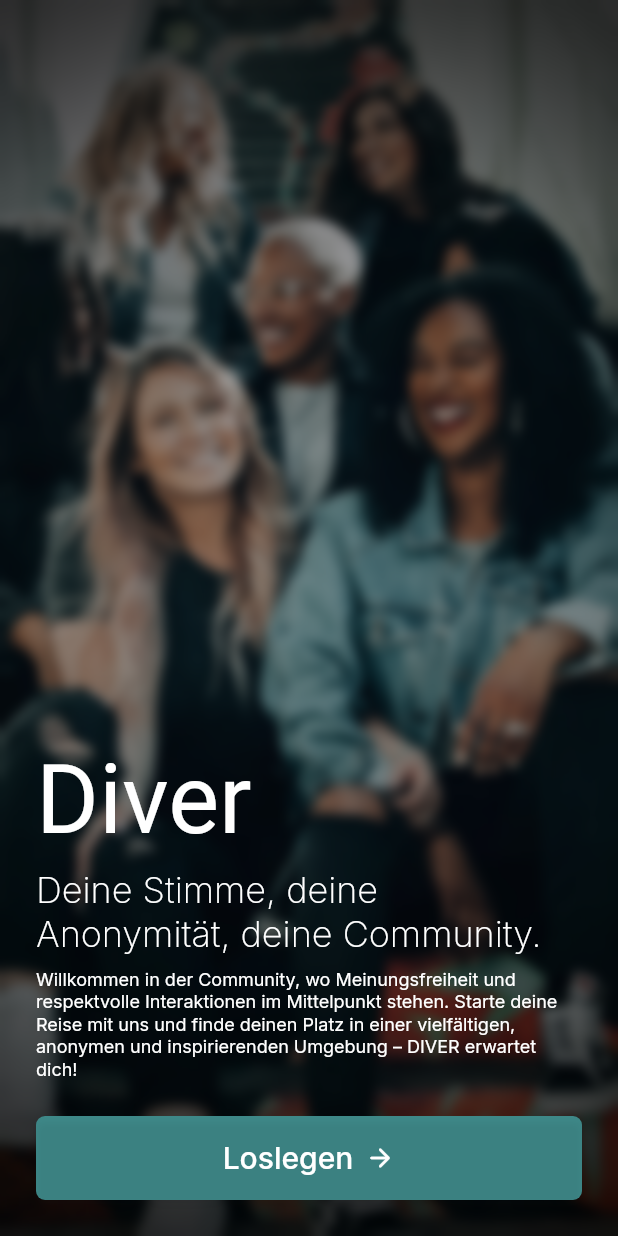
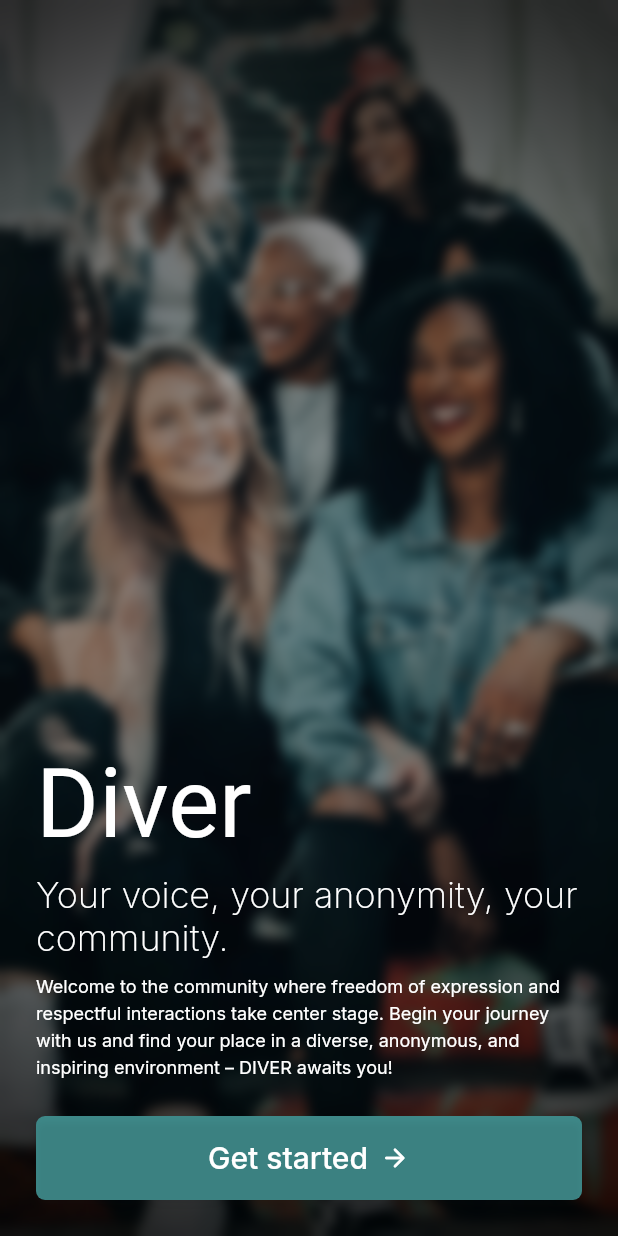
Before and after one commit to diver-company/diver, a Flutter app: the screen it shows after launch, on a phone screen of 412 x 824 dp. Run offline on Flutter 3.47's test engine with Material 2 defaults, Android fonts, the phone set to English and light mode, and no system bars; our stand-ins replace google_fonts.

Commit message:
DIV-10 implemented i18n

```diff
--- /dev/null
+++ b/diver-app/lib/l10n/intl_de.arb
@@ -0,0 +1,6 @@
+{
+  "@@locale": "de",
+  "welcomeHeadline": "Deine Stimme, deine Anonymität, deine Community.",
+  "welcomeDescription": "Willkommen in der Community, wo Meinungsfreiheit und respektvolle Interaktionen im Mittelpunkt stehen. Starte deine Reise mit uns und finde deinen Platz in einer vielfältigen, anonymen und inspirierenden Umgebung – DIVER erwartet dich!",
+  "btn_getStarted": "Loslegen"
+}
--- /dev/null
+++ b/diver-app/lib/l10n/intl_en.arb
@@ -0,0 +1,6 @@
+{
+  "@@locale": "en",
+  "welcomeHeadline": "Your voice, your anonymity, your community.",
+  "welcomeDescription": "Welcome to the community where freedom of expression and respectful interactions take center stage. Begin your journey with us and find your place in a diverse, anonymous, and inspiring environment – DIVER awaits you!",
+  "btn_getStarted": "Get started"
+}
--- a/diver-app/lib/main.dart
+++ b/diver-app/lib/main.dart
@@ -1,5 +1,8 @@
 import 'package:diver/screens/welcome.dart';
+import 'package:diver/theme.dart';
 import 'package:flutter/material.dart';
+import 'package:diver/generated/l10n.dart';
+import 'package:flutter_localizations/flutter_localizations.dart';
 
 void main() {
   runApp(const App());
@@ -15,10 +18,19 @@ class App extends StatefulWidget {
 class _AppState extends State<App> {
   @override
   Widget build(BuildContext context) {
-    return const MaterialApp(
+    return MaterialApp(
       debugShowCheckedModeBanner: false,
+      localizationsDelegates: const [
+        S.delegate,
+        GlobalMaterialLocalizations.delegate,
+        GlobalWidgetsLocalizations.delegate,
+        GlobalCupertinoLocalizations.delegate
+      ],
+      supportedLocales: S.delegate.supportedLocales,
+      theme: lightThemeData(context),
+      darkTheme: darkThemeData(context),
       title: "App",
-      home: Welcome(),
+      home: const Welcome(),
     );
   }
 }
--- a/diver-app/lib/screens/welcome.dart
+++ b/diver-app/lib/screens/welcome.dart
@@ -1,8 +1,14 @@
 import 'dart:ui';
 
+import 'package:animations/animations.dart';
+import 'package:diver/constants.dart';
 import 'package:diver/widgets/primary_button.dart';
+import 'package:diver/widgets/text_field.dart';
 import 'package:flutter/material.dart';
 import 'package:google_fonts/google_fonts.dart';
+import 'package:diver/generated/l10n.dart';
+
+enum Sex { male, female, diverse }
 
 class Welcome extends StatefulWidget {
   const Welcome({super.key});
@@ -12,10 +18,98 @@ class Welcome extends StatefulWidget {
 }
 
 class _WelcomeState extends State<Welcome> {
+  final TextEditingController _usernameController = TextEditingController();
+  final SharedAxisTransitionType _transitionType =
+      SharedAxisTransitionType.horizontal;
+
+  bool _showWelcomeScreen = true;
+  Sex selectedSex = Sex.male;
+
+  void _toggleShowWelcomeScreen() {
+    setState(() {
+      _showWelcomeScreen = !_showWelcomeScreen;
+    });
+  }
+
   @override
   Widget build(BuildContext context) {
     return Scaffold(
-        body: Stack(
+      body: PageTransitionSwitcher(
+          reverse: !_showWelcomeScreen,
+          duration: const Duration(milliseconds: 500),
+          transitionBuilder: (Widget child, Animation<double> animation,
+              Animation<double> secondaryAnimation) {
+            return SharedAxisTransition(
+              animation: animation,
+              secondaryAnimation: secondaryAnimation,
+              transitionType: _transitionType,
+              child: child,
+            );
+          },
+          child: _showWelcomeScreen ? _welcomeScreen() : _onboarding()),
+    );
+  }
+
+  Widget _onboarding() {
+    return Scaffold(
+      appBar: AppBar(
+        leading: IconButton(
+          onPressed: _toggleShowWelcomeScreen,
+          icon: const Icon(Icons.arrow_back),
+        ),
+      ),
+      body: SafeArea(
+          child: Padding(
+        padding: const EdgeInsets.symmetric(horizontal: 24.0, vertical: 12.0),
+        child: Column(
+          crossAxisAlignment: CrossAxisAlignment.center,
+          children: [
+            Text(
+              "Geschlecht",
+              style: Theme.of(context).textTheme.titleLarge?.copyWith(
+                fontSize: Theme.of(context).textTheme.titleLarge?.fontSize
+              ),
+            ),
+            const SizedBox(height: 16),
+            SizedBox(
+              width: double.infinity,
+              child: SegmentedButton(
+                showSelectedIcon: false,
+                segments: const <ButtonSegment<Sex>>[
+                  ButtonSegment<Sex>(
+                    value: Sex.male,
+                    label: Text("Männlich"),
+                  ),
+                  ButtonSegment<Sex>(
+                    value: Sex.female,
+                    label: Text("Weiblich"),
+                  ),
+                  ButtonSegment<Sex>(
+                    value: Sex.diverse,
+                    label: Text("Divers"),
+                  )
+                ],
+                selected: <Sex>{selectedSex},
+                onSelectionChanged: (Set<Sex> newSelection) {
+                  setState(() {
+                    selectedSex = newSelection.first;
+                  });
+                },
+              ),
+            ),
+            Expanded(flex: 1, child: Container()),
+            PrimaryButton(
+              text: "Continue",
+              onTap: () {},
+            )
+          ],
+        ),
+      )),
+    );
+  }
+
+  Widget _welcomeScreen() {
+    return Stack(
       fit: StackFit.expand,
       children: [
         Image.asset("assets/img/splashscreen.jpg", fit: BoxFit.cover),
@@ -27,8 +121,9 @@ class _WelcomeState extends State<Welcome> {
                 child: TweenAnimationBuilder(
                   tween: Tween<double>(begin: 0, end: 1),
                   curve: Curves.bounceInOut,
-                duration: const Duration(milliseconds: 500),
-                builder: (BuildContext context, double opacity, Widget? child) {
+                  duration: const Duration(milliseconds: 250),
+                  builder:
+                      (BuildContext context, double opacity, Widget? child) {
                     return Opacity(
                       opacity: opacity,
                       child: Column(
@@ -38,37 +133,37 @@ class _WelcomeState extends State<Welcome> {
                           Text(
                             "Diver",
                             style: GoogleFonts.yesevaOne(
-                              fontSize: 64.0,
-                              textStyle: const TextStyle(color: Colors.white)),
+                                fontSize: 64.0, color: kContentColorDarkTheme),
                           ),
                           const SizedBox(height: 8),
-                        Text("Deine Stimme, deine Anonymität, deine Community.",
+                          Text(S.of(context).welcomeHeadline,
                               style: GoogleFonts.inter(
                                   fontSize: 24.0,
                                   fontWeight: FontWeight.w200,
-                                textStyle: const TextStyle(color: Colors.white))),
+                                  color: kContentColorDarkTheme)),
                           const SizedBox(height: 8.0),
                           Text(
-                            "Willkommen in der Community, wo Meinungsfreiheit und respektvolle Interaktionen im Mittelpunkt stehen. Starte deine Reise mit uns und finde deinen Platz in einer vielfältigen, anonymen und inspirierenden Umgebung – DIVER erwartet dich!",
+                            S.of(context).welcomeDescription,
                             style: GoogleFonts.inter(
                                 fontSize: 12.0,
-                                textStyle: const TextStyle(color: Colors.white))),
+                                color: kContentColorDarkTheme,
+                                height: 1.5),
+                          ),
                           const SizedBox(height: 24.0),
                           PrimaryButton(
-                          text: "Loslegen",
+                            text: S.of(context).btn_getStarted,
                             icon: Icons.arrow_forward_rounded,
-                          onTap: () {},
+                            onTap: _toggleShowWelcomeScreen,
                           ),
                           const SizedBox(height: 24.0),
                         ],
                       ),
                     );
                   },
-              )
+                )),
           ),
         ),
-        )
       ],
-    ));
+    );
   }
 }
--- /dev/null
+++ b/diver-app/lib/theme.dart
@@ -0,0 +1,73 @@
+import 'package:diver/constants.dart';
+import 'package:flutter/material.dart';
+import 'package:google_fonts/google_fonts.dart';
+
+ThemeData lightThemeData(BuildContext context) {
+  return ThemeData.light().copyWith(
+    primaryColor: kPrimaryColor,
+    scaffoldBackgroundColor: Colors.white,
+    appBarTheme: appBarTheme,
+    iconTheme: const IconThemeData(color: kContentColorLightTheme),
+    textTheme: GoogleFonts.interTextTheme(Theme.of(context).textTheme)
+        .apply(bodyColor: kContentColorLightTheme),
+    colorScheme: const ColorScheme.light(
+      primary: kPrimaryColor,
+      secondary: kSecondaryColor,
+      error: kErrorColor,
+    ),
+    segmentedButtonTheme: SegmentedButtonThemeData(style: ButtonStyle(
+      backgroundColor: MaterialStateProperty.resolveWith<Color>(
+        (Set<MaterialState> states) {
+          if (states.contains(MaterialState.selected)) {
+            return kPrimaryColor;
+          }
+          return Colors.white;
+        },
+      ),
+    )),
+    bottomNavigationBarTheme: BottomNavigationBarThemeData(
+      backgroundColor: Colors.white,
+      selectedItemColor: kContentColorLightTheme.withOpacity(0.7),
+      unselectedItemColor: kContentColorLightTheme.withOpacity(0.32),
+      selectedIconTheme: const IconThemeData(color: kPrimaryColor),
+      showUnselectedLabels: true,
+    ),
+  );
+}
+
+ThemeData darkThemeData(BuildContext context) {
+  return ThemeData.dark().copyWith(
+    primaryColor: kPrimaryColor,
+    scaffoldBackgroundColor: kContentColorLightTheme,
+    appBarTheme: appBarTheme.copyWith(backgroundColor: kContentColorLightTheme),
+    iconTheme: const IconThemeData(color: kContentColorDarkTheme),
+    textTheme: GoogleFonts.interTextTheme(Theme.of(context).textTheme)
+        .apply(bodyColor: kContentColorDarkTheme),
+    colorScheme: const ColorScheme.dark().copyWith(
+      primary: kPrimaryColor,
+      secondary: kSecondaryColor,
+      error: kErrorColor,
+    ),
+    segmentedButtonTheme: SegmentedButtonThemeData(
+      style: ButtonStyle(
+        backgroundColor: MaterialStateProperty.resolveWith<Color>(
+          (Set<MaterialState> states) {
+            if (states.contains(MaterialState.selected)) {
+              return kPrimaryColor;
+            }
+            return kSecondaryColor;
+          },
+        ),
+      ),
+    ),
+    bottomNavigationBarTheme: BottomNavigationBarThemeData(
+      backgroundColor: kContentColorLightTheme,
+      selectedItemColor: Colors.white70,
+      unselectedItemColor: kContentColorDarkTheme.withOpacity(0.32),
+      selectedIconTheme: const IconThemeData(color: kPrimaryColor),
+      showUnselectedLabels: true,
+    ),
+  );
+}
+
+const appBarTheme = AppBarTheme(elevation: 0);
--- a/diver-app/pubspec.yaml
+++ b/diver-app/pubspec.yaml
@@ -30,12 +30,14 @@ environment:
 dependencies:
   flutter:
     sdk: flutter
-
+  flutter_localizations:
+      sdk: flutter
 
   # The following adds the Cupertino Icons font to your application.
   # Use with the CupertinoIcons class for iOS style icons.
   cupertino_icons: ^1.0.2
   google_fonts: ^6.1.0
+  animations: ^2.0.8
 
 dev_dependencies:
   flutter_test:
@@ -88,3 +90,5 @@ flutter:
   #
   # For details regarding fonts from package dependencies,
   # see https://flutter.dev/custom-fonts/#from-packages
+flutter_intl:
+  enabled: true
```
Also changed, not shown: diver-app/lib/constants.dart (added, +10 -0 lines), diver-app/lib/widgets/text_field.dart (added, +31 -0 lines), diver-app/lib/generated/intl/messages_all.dart (added), diver-app/lib/generated/intl/messages_de.dart (added), diver-app/lib/generated/intl/messages_en.dart (added), diver-app/lib/generated/l10n.dart (added), diver-app/pubspec.lock. Lines whose indentation alone changed are shown as unchanged.
